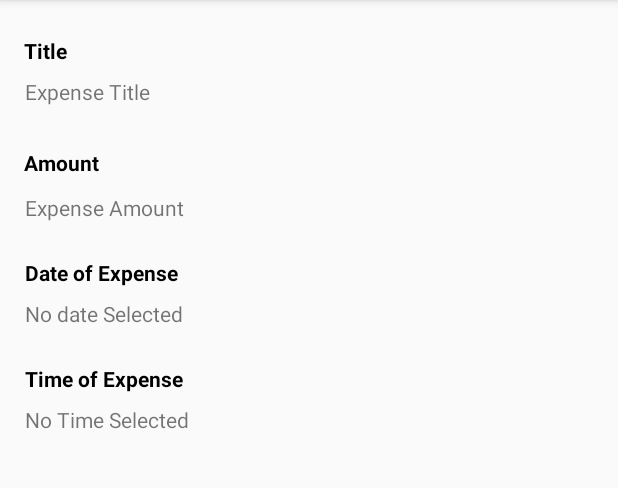
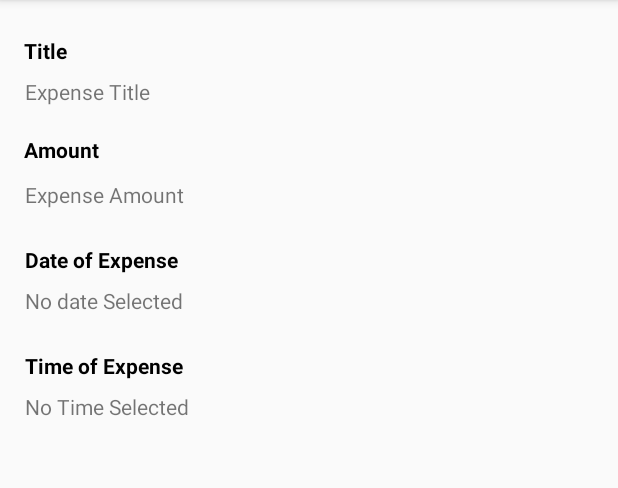
Before and after one commit to Sanskriti-Ramani/ExpenseManager, an Android app: the ShowDetailsActivity screen opened directly, with no data from a screen before it, on a phone screen of 412 x 824 dp, the part 84-572 px from its top. Run offline under Robolectric (Android 15) with nearby library versions, the phone set to English and light mode, and no system bars.

Commit message:
Layout Updation

```diff
--- a/app/src/main/java/in/codingninjas/envision/expensemanager/CustomAdapter.java
+++ b/app/src/main/java/in/codingninjas/envision/expensemanager/CustomAdapter.java
@@ -29,7 +29,6 @@ public class CustomAdapter extends ArrayAdapter {
     // This function returns the type of item(in our case header or list item) that adapter wants to know in getView function.
     @Override
     public int getItemViewType(int position) {
-
     }
 
     // This function gives the total count of items that will be there in the list.
@@ -40,7 +39,6 @@ public class CustomAdapter extends ArrayAdapter {
     // This function returns the object of the itemList that has to inflated at that position.
     @Override
     public Object getItem(int position) {
-
     }
 
 
@@ -48,7 +46,6 @@ public class CustomAdapter extends ArrayAdapter {
     // we return the position, which is also unique for every item.
     @Override
     public long getItemId(int position) {
-
     }
 
 
@@ -58,7 +55,6 @@ public class CustomAdapter extends ArrayAdapter {
     // this function gets the type of each item from getItemViewType and on the basis of it we apply if else and inflate the layout.
     @Override
     public View getView(int position, View convertView, ViewGroup parent) {
-
     }
 
 
--- a/app/src/main/res/layout/activity_show_details.xml
+++ b/app/src/main/res/layout/activity_show_details.xml
@@ -43,13 +43,17 @@
         android:layout_width="wrap_content"
         android:layout_height="22dp"
         android:layout_marginBottom="8dp"
+        android:layout_marginEnd="8dp"
         android:layout_marginLeft="16dp"
+        android:layout_marginRight="8dp"
         android:layout_marginStart="16dp"
-        android:layout_marginTop="28dp"
+        android:layout_marginTop="8dp"
         android:text="Amount"
         android:textColor="@android:color/background_dark"
         android:textStyle="bold"
         app:layout_constraintBottom_toTopOf="@+id/expenseAmountTextView"
+        app:layout_constraintEnd_toEndOf="parent"
+        app:layout_constraintHorizontal_bias="0.0"
         app:layout_constraintStart_toStartOf="parent"
         app:layout_constraintTop_toBottomOf="@+id/expenseTitleTextView"
         app:layout_constraintVertical_bias="1.0" />
```
Also changed, not shown: 67 other files.
